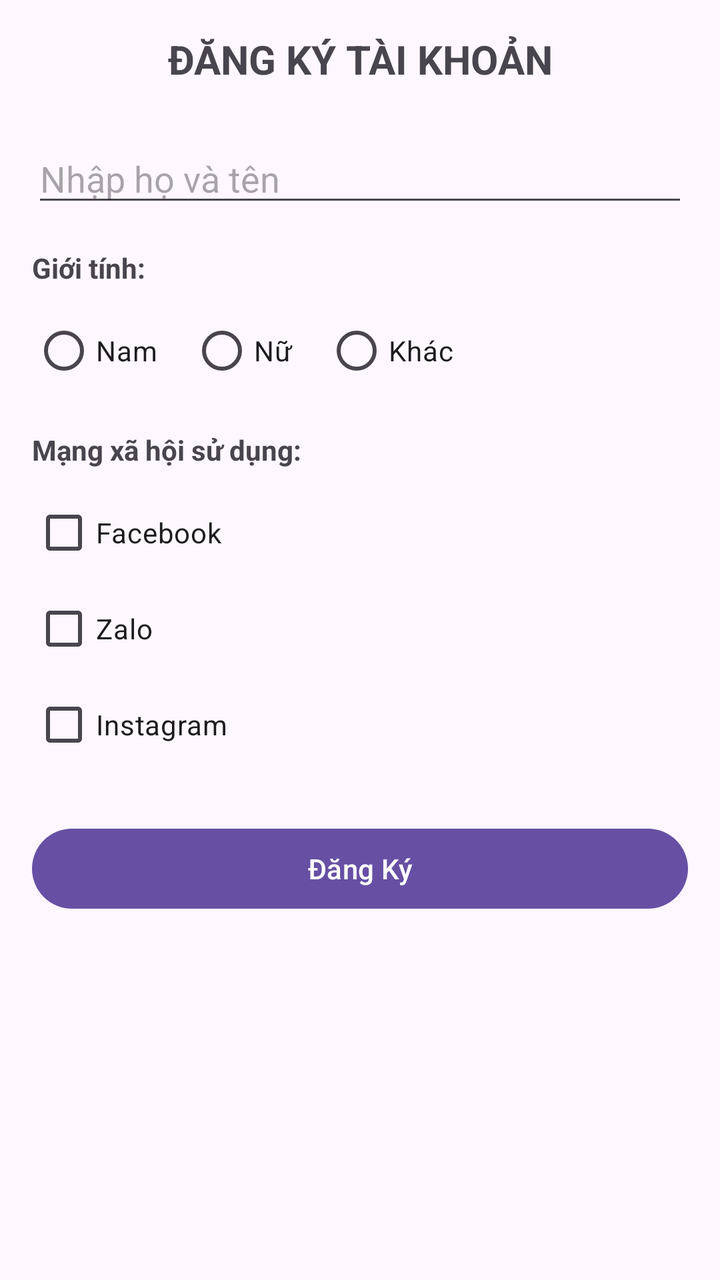
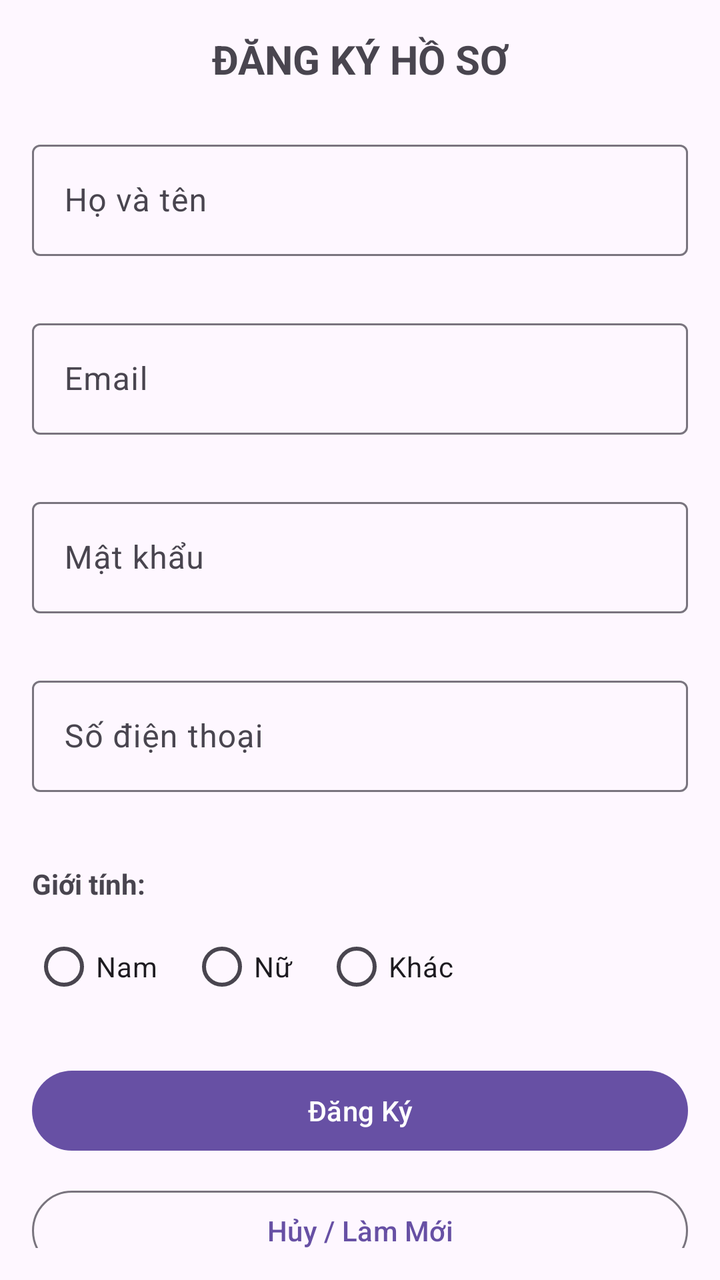

An Android layout rendered at two revisions. The XML below is the earlier revision; the diff shows what the commit changed to produce the second picture.
<!-- AndroidManifest.xml: application theme Theme.BaiTapEvent -->
<!-- res/layout/activity_main.xml -->
<?xml version="1.0" encoding="utf-8"?>
<ScrollView xmlns:android="http://schemas.android.com/apk/res/android"
    android:layout_width="match_parent"
    android:layout_height="match_parent"
    android:padding="16dp">

    <LinearLayout
        android:layout_width="match_parent"
        android:layout_height="wrap_content"
        android:orientation="vertical">

        
        <TextView
            android:layout_width="match_parent"
            android:layout_height="wrap_content"
            android:text="ĐĂNG KÝ TÀI KHOẢN"
            android:textSize="20sp"
            android:textStyle="bold"
            android:gravity="center"
            android:layout_marginBottom="24dp"/>

        
        <EditText
            android:id="@+id/etFullName"
            android:layout_width="match_parent"
            android:layout_height="wrap_content"
            android:hint="Nhập họ và tên"
            android:inputType="textPersonName"
            android:layout_marginBottom="16dp"/>

        
        <TextView
            android:layout_width="match_parent"
            android:layout_height="wrap_content"
            android:text="Giới tính:"
            android:textStyle="bold"
            android:layout_marginBottom="8dp"/>

        <RadioGroup
            android:id="@+id/rgGender"
            android:layout_width="match_parent"
            android:layout_height="wrap_content"
            android:orientation="horizontal"
            android:layout_marginBottom="16dp">

            <RadioButton
                android:id="@+id/rbMale"
                android:layout_width="wrap_content"
                android:layout_height="wrap_content"
                android:text="Nam"
                android:layout_marginEnd="16dp"/>

            <RadioButton
                android:id="@+id/rbFemale"
                android:layout_width="wrap_content"
                android:layout_height="wrap_content"
                android:text="Nữ"
                android:layout_marginEnd="16dp"/>

            <RadioButton
                android:id="@+id/rbOther"
                android:layout_width="wrap_content"
                android:layout_height="wrap_content"
                android:text="Khác"/>
        </RadioGroup>

        
        <TextView
            android:layout_width="match_parent"
            android:layout_height="wrap_content"
            android:text="Mạng xã hội sử dụng:"
            android:textStyle="bold"
            android:layout_marginBottom="8dp"/>

        <CheckBox
            android:id="@+id/cbFacebook"
            android:layout_width="match_parent"
            android:layout_height="wrap_content"
            android:text="Facebook"/>

        <CheckBox
            android:id="@+id/cbZalo"
            android:layout_width="match_parent"
            android:layout_height="wrap_content"
            android:text="Zalo"/>

        <CheckBox
            android:id="@+id/cbInstagram"
            android:layout_width="match_parent"
            android:layout_height="wrap_content"
            android:text="Instagram"
            android:layout_marginBottom="24dp"/>

        
        <Button
            android:id="@+id/btnSubmit"
            android:layout_width="match_parent"
            android:layout_height="wrap_content"
            android:text="Đăng Ký"/>

    </LinearLayout>
</ScrollView>
<!-- resources referenced by this layout -->
<resources>
  <style name="Theme.BaiTapEvent" parent="Base.Theme.BaiTapEvent" />
  <style name="Base.Theme.BaiTapEvent" parent="Theme.Material3.DayNight.NoActionBar">
          
          
      </style>
</resources>

<!-- the commit's change to res/layout/activity_main.xml (unified diff, before → after) -->
@@ -1,5 +1,6 @@
 <?xml version="1.0" encoding="utf-8"?>
 <ScrollView xmlns:android="http://schemas.android.com/apk/res/android"
+    xmlns:app="http://schemas.android.com/apk/res-auto"
     android:layout_width="match_parent"
     android:layout_height="match_parent"
     android:padding="16dp">
@@ -9,24 +10,78 @@
         android:layout_height="wrap_content"
         android:orientation="vertical">
 
-        
         <TextView
             android:layout_width="match_parent"
             android:layout_height="wrap_content"
-            android:text="ĐĂNG KÝ TÀI KHOẢN"
+            android:text="ĐĂNG KÝ HỒ SƠ"
             android:textSize="20sp"
             android:textStyle="bold"
             android:gravity="center"
             android:layout_marginBottom="24dp"/>
 
         
-        <EditText
-            android:id="@+id/etFullName"
+        <com.google.android.material.textfield.TextInputLayout
+            android:id="@+id/tilFullName"
+            style="@style/Widget.Material3.TextInputLayout.OutlinedBox"
             android:layout_width="match_parent"
             android:layout_height="wrap_content"
-            android:hint="Nhập họ và tên"
-            android:inputType="textPersonName"
-            android:layout_marginBottom="16dp"/>
+            app:errorEnabled="true"
+            android:hint="Họ và tên"
+            android:layout_marginBottom="8dp">
+            <com.google.android.material.textfield.TextInputEditText
+                android:id="@+id/etFullName"
+                android:layout_width="match_parent"
+                android:layout_height="wrap_content"
+                android:inputType="textPersonName" />
+        </com.google.android.material.textfield.TextInputLayout>
+
+        
+        <com.google.android.material.textfield.TextInputLayout
+            android:id="@+id/tilEmail"
+            style="@style/Widget.Material3.TextInputLayout.OutlinedBox"
+            android:layout_width="match_parent"
+            android:layout_height="wrap_content"
+            app:errorEnabled="true"
+            android:hint="Email"
+            android:layout_marginBottom="8dp">
+            <com.google.android.material.textfield.TextInputEditText
+                android:id="@+id/etEmail"
+                android:layout_width="match_parent"
+                android:layout_height="wrap_content"
+                android:inputType="textEmailAddress" />
+        </com.google.android.material.textfield.TextInputLayout>
+
+        
+        <com.google.android.material.textfield.TextInputLayout
+            android:id="@+id/tilPassword"
+            style="@style/Widget.Material3.TextInputLayout.OutlinedBox"
+            android:layout_width="match_parent"
+            android:layout_height="wrap_content"
+            app:errorEnabled="true"
+            android:hint="Mật khẩu"
+            android:layout_marginBottom="8dp">
+            <com.google.android.material.textfield.TextInputEditText
+                android:id="@+id/etPassword"
+                android:layout_width="match_parent"
+                android:layout_height="wrap_content"
+                android:inputType="textPassword" />
+        </com.google.android.material.textfield.TextInputLayout>
+
+        
+        <com.google.android.material.textfield.TextInputLayout
+            android:id="@+id/tilPhone"
+            style="@style/Widget.Material3.TextInputLayout.OutlinedBox"
+            android:layout_width="match_parent"
+            android:layout_height="wrap_content"
+            app:errorEnabled="true"
+            android:hint="Số điện thoại"
+            android:layout_marginBottom="16dp">
+            <com.google.android.material.textfield.TextInputEditText
+                android:id="@+id/etPhone"
+                android:layout_width="match_parent"
+                android:layout_height="wrap_content"
+                android:inputType="phone" />
+        </com.google.android.material.textfield.TextInputLayout>
 
         
         <TextView
@@ -41,62 +96,26 @@
             android:layout_width="match_parent"
             android:layout_height="wrap_content"
             android:orientation="horizontal"
-            android:layout_marginBottom="16dp">
-
-            <RadioButton
-                android:id="@+id/rbMale"
-                android:layout_width="wrap_content"
-                android:layout_height="wrap_content"
-                android:text="Nam"
-                android:layout_marginEnd="16dp"/>
-
-            <RadioButton
-                android:id="@+id/rbFemale"
-                android:layout_width="wrap_content"
-                android:layout_height="wrap_content"
-                android:text="Nữ"
-                android:layout_marginEnd="16dp"/>
-
-            <RadioButton
-                android:id="@+id/rbOther"
-                android:layout_width="wrap_content"
-                android:layout_height="wrap_content"
-                android:text="Khác"/>
+            android:layout_marginBottom="24dp">
+            <RadioButton android:id="@+id/rbMale" android:layout_width="wrap_content" android:layout_height="wrap_content" android:text="Nam" android:layout_marginEnd="16dp"/>
+            <RadioButton android:id="@+id/rbFemale" android:layout_width="wrap_content" android:layout_height="wrap_content" android:text="Nữ" android:layout_marginEnd="16dp"/>
+            <RadioButton android:id="@+id/rbOther" android:layout_width="wrap_content" android:layout_height="wrap_content" android:text="Khác"/>
         </RadioGroup>
-
-        
-        <TextView
-            android:layout_width="match_parent"
-            android:layout_height="wrap_content"
-            android:text="Mạng xã hội sử dụng:"
-            android:textStyle="bold"
-            android:layout_marginBottom="8dp"/>
-
-        <CheckBox
-            android:id="@+id/cbFacebook"
-            android:layout_width="match_parent"
-            android:layout_height="wrap_content"
-            android:text="Facebook"/>
-
-        <CheckBox
-            android:id="@+id/cbZalo"
-            android:layout_width="match_parent"
-            android:layout_height="wrap_content"
-            android:text="Zalo"/>
-
-        <CheckBox
-            android:id="@+id/cbInstagram"
-            android:layout_width="match_parent"
-            android:layout_height="wrap_content"
-            android:text="Instagram"
-            android:layout_marginBottom="24dp"/>
 
         
         <Button
             android:id="@+id/btnSubmit"
             android:layout_width="match_parent"
             android:layout_height="wrap_content"
-            android:text="Đăng Ký"/>
+            android:text="Đăng Ký"
+            android:layout_marginBottom="12dp"/>
+
+        <Button
+            android:id="@+id/btnCancel"
+            android:layout_width="match_parent"
+            android:layout_height="wrap_content"
+            android:text="Hủy / Làm Mới"
+            style="?attr/materialButtonOutlinedStyle"/>
 
     </LinearLayout>
 </ScrollView>
